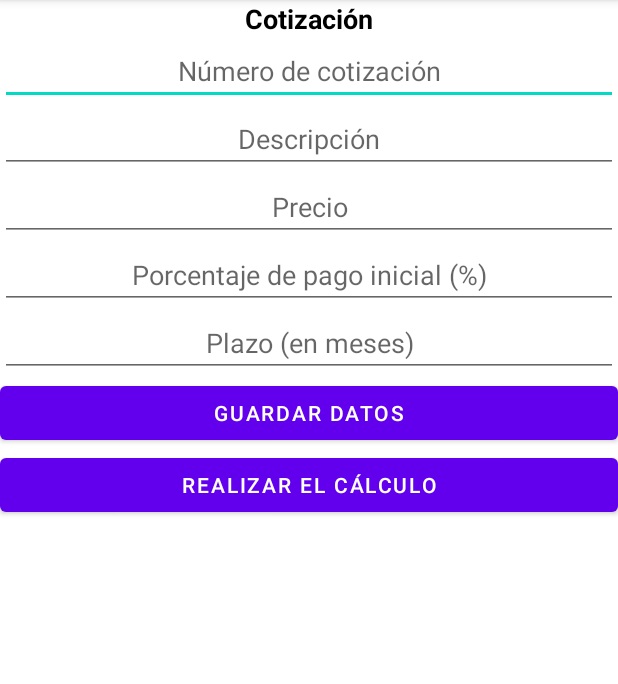
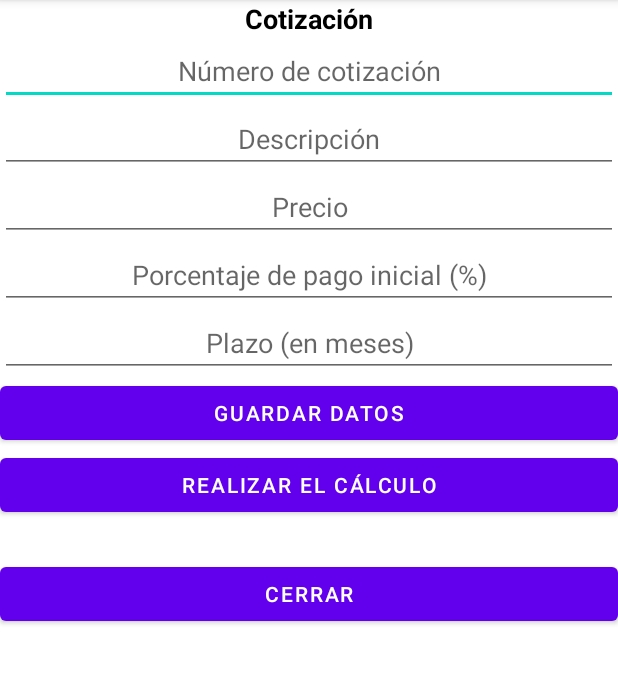
Before and after one commit to danielS2001/Cotizacion, an Android app: the screen it shows after launch (MainActivity), after a tap on "GUARDAR DATOS", on a phone screen of 412 x 824 dp, the part 84-768 px from its top. Run offline under Robolectric (Android 15) with nearby library versions, the phone set to English and light mode, and no system bars.

```diff
--- a/app/src/main/java/com/example/cotizacion/Cotizacion.java
+++ b/app/src/main/java/com/example/cotizacion/Cotizacion.java
@@ -9,10 +9,6 @@ public class Cotizacion {
         private double precio;
         private double porcentajePagoInicial;
         private int plazo;
-
-        private double pagoInicial;
-        private double pagoFinal;
-        private double pagoMensual;
 
         //Constructores
         //Constructor vacio
@@ -112,20 +108,22 @@ public class Cotizacion {
             this.plazo = plazo;
         }
 
-
         //Funciones
         public Double sacarPagoInicial() {
+            double pagoInicial;
             pagoInicial = precio * (porcentajePagoInicial  / 100);
             return pagoInicial;
         }
 
         public Double sacarTotalFinal() {
-            pagoFinal = precio - pagoInicial;
+            double pagoFinal;
+            pagoFinal = precio - sacarPagoInicial();
             return pagoFinal;
         }
 
         public Double sacarPagoMensual() {
-            pagoMensual = pagoFinal / plazo;
+            double pagoMensual;
+            pagoMensual = sacarTotalFinal() / plazo;
             return pagoMensual;
         }
     }
--- a/app/src/main/java/com/example/cotizacion/MainActivity.java
+++ b/app/src/main/java/com/example/cotizacion/MainActivity.java
@@ -1,7 +1,9 @@
 package com.example.cotizacion;
 
+import androidx.appcompat.app.AlertDialog;
 import androidx.appcompat.app.AppCompatActivity;
 
+import android.content.DialogInterface;
 import android.os.Bundle;
 import android.view.View;
 import android.widget.Button;
@@ -20,6 +22,7 @@ public class MainActivity extends AppCompatActivity {
     private Button btnIntroducirDatos;
     private Button btnMostrarDatos;
     private Button btnRegresar;
+    private Button btnCerrar;
 
     @Override
     protected void onCreate(Bundle savedInstanceState) {
@@ -36,12 +39,20 @@ public class MainActivity extends AppCompatActivity {
         btnIntroducirDatos = (Button) findViewById(R.id.btnIntroducirDatos);
         btnMostrarDatos = (Button) findViewById(R.id.btnMostrarDatos);
         btnRegresar = (Button) findViewById(R.id.btnRegresar);
+        btnCerrar = (Button) findViewById(R.id.btnCerrar);
 
         Cotizacion cotizacion = new Cotizacion();
 
         btnIntroducirDatos.setOnClickListener(new View.OnClickListener() {
             @Override
             public void onClick(View view) {
+                if (txtNumeroDeCotizacion.getText().toString().matches("")
+                || txtDescripcion.getText().toString().matches("")
+                || txtPrecio.getText().toString().matches("")
+                || txtPorcentajePagoInicial.getText().toString().matches("")
+                || txtPlazo.getText().toString().matches("")) {
+                    Toast.makeText(MainActivity.this, "Falta ingresar algunos datos", Toast.LENGTH_SHORT).show();
+                } else {
                     String numeroDeCotizacion = txtNumeroDeCotizacion.getText().toString();
                     cotizacion.setNumeroCotizacion(Integer.parseInt(numeroDeCotizacion));
 
@@ -57,6 +68,7 @@ public class MainActivity extends AppCompatActivity {
                     cotizacion.setPlazo(Integer.parseInt(plazo));
 
                     Toast.makeText(MainActivity.this, "Datos guardados", Toast.LENGTH_SHORT).show();
+                }
             }
         });
 
@@ -109,5 +121,27 @@ public class MainActivity extends AppCompatActivity {
             }
         });
 
+        btnCerrar.setOnClickListener(new View.OnClickListener() {
+            @Override
+            public void onClick(View view) {
+                AlertDialog.Builder confirmar = new AlertDialog.Builder(MainActivity.this);
+                confirmar.setTitle("¿Cerrar APP?");
+                confirmar.setMessage("Se descartará toda la información ingresada");
+                confirmar.setPositiveButton("Confirmar", new DialogInterface.OnClickListener() {
+                    @Override
+                    public void onClick(DialogInterface dialogInterface, int i) {
+                        finish();
+                    }
+                });
+                confirmar.setNegativeButton("Cancelar", new DialogInterface.OnClickListener() {
+                    @Override
+                    public void onClick(DialogInterface dialogInterface, int i) {
+
+                    }
+                });
+
+                confirmar.show();
+            }
+        });
     }
 }
--- a/app/src/main/res/layout/activity_main.xml
+++ b/app/src/main/res/layout/activity_main.xml
@@ -88,6 +88,12 @@
             android:textStyle="normal"
             android:gravity="center" />
 
+        <Button
+            android:id="@+id/btnCerrar"
+            android:layout_height="wrap_content"
+            android:layout_width="match_parent"
+            android:text="Cerrar"
+            />
     </LinearLayout>
 
 </androidx.constraintlayout.widget.ConstraintLayout>
```
Lines whose indentation alone changed are shown as unchanged.
